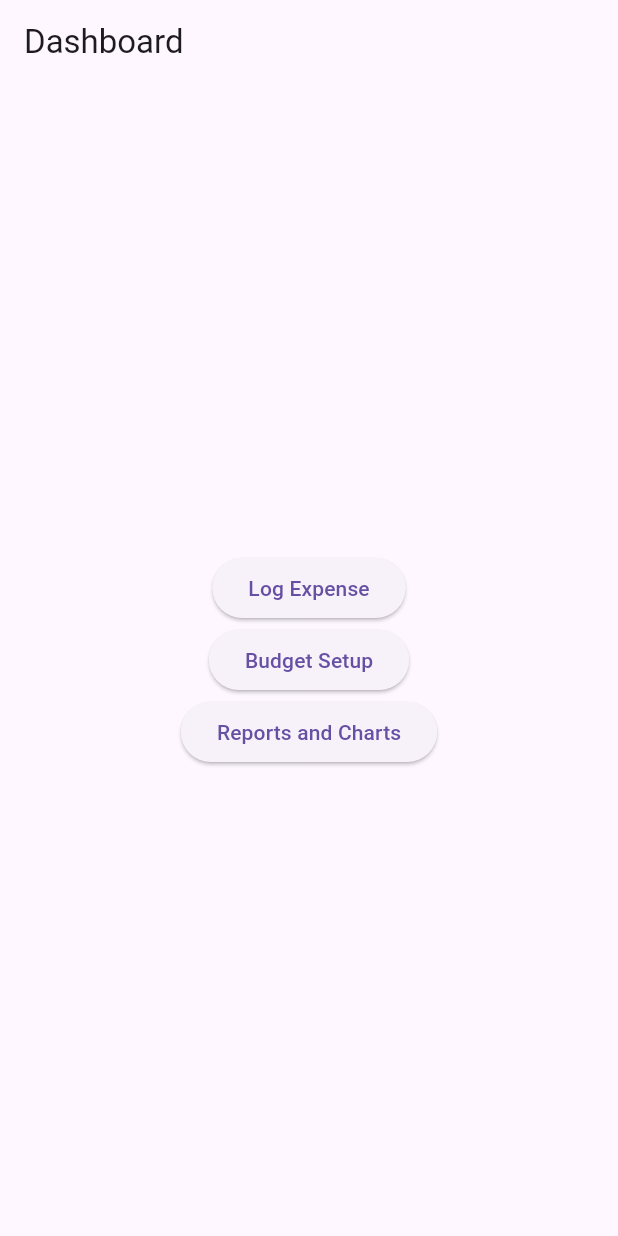
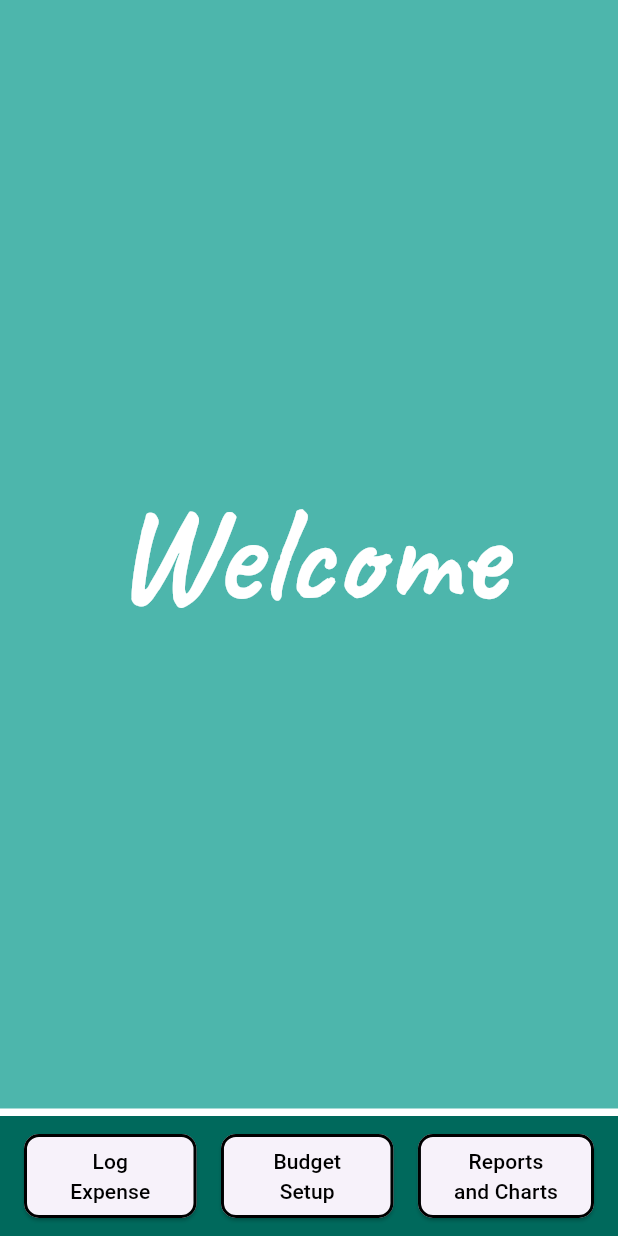
Before and after one commit to CSC4360Spring2024/Project1, a Flutter app: the screen it shows after launch, on a phone screen of 412 x 824 dp. Run offline on Flutter 3.47's test engine with Material 3 defaults, Android fonts, the phone set to English and light mode, and no system bars; our stand-ins replace charts_flutter, google_fonts, sqflite; accounts and stored records are empty.

Commit message:
This is the Dashboard UI

```diff
--- a/lib/screens/dashboard.dart
+++ b/lib/screens/dashboard.dart
@@ -1,31 +1,103 @@
 import 'package:flutter/material.dart';
 import '../controllers/dashboard_controller.dart';
+import 'package:google_fonts/google_fonts.dart';
 
 class Dashboard extends StatelessWidget {
   @override
   Widget build(BuildContext context) {
+    final double buttonHeight = 60;
+    final double buttonWidth = 115;
     return Scaffold(
-      appBar: AppBar(
-        title: Text('Dashboard'),
-      ),
+      backgroundColor: Colors.teal[300],
       body: Center(
         child: Column(
           mainAxisAlignment: MainAxisAlignment.center,
           children: <Widget>[
+            Text(
+              "Welcome",
+              style: GoogleFonts.caveat(
+                color: Colors.white,
+                fontSize: 90,
+                fontWeight: FontWeight.bold,
+              ),
+            ),
+          ],
+        ),
+      ),
+
+      bottomNavigationBar: Container(
+        decoration: BoxDecoration(
+          border: Border(
+            top: BorderSide(width: 5.0, color: Colors.white),
+          ),
+        ),
+        child: BottomAppBar(
+          color: Colors.teal[800],
+          child: Row(
+            mainAxisAlignment: MainAxisAlignment.spaceBetween,
+            children: <Widget>[
               ElevatedButton(
-              child: Text('Log Expense'),
+                style: ElevatedButton.styleFrom(
+                  minimumSize: Size(buttonWidth, buttonHeight),
+                  shape: RoundedRectangleBorder(
+                    borderRadius: BorderRadius.circular(10.0),
+                  ),
+                  side: const BorderSide(
+                    width: 2.0,
+                    color: Colors.black, // Adjust the color as needed
+                  ),
+                ),
+                child: Text(
+                  'Log\nExpense',
+                  textAlign: TextAlign.center,
+                  style: GoogleFonts.asapCondensed(
+                    color: Colors.black,
+                  ),
+                ),
                 onPressed: () {
                   DashboardController.navigateToExpenseEntry(context);
                 },
               ),
               ElevatedButton(
-              child: Text('Budget Setup'),
+                style: ElevatedButton.styleFrom(
+                  minimumSize: Size(buttonWidth, buttonHeight),
+                  shape: RoundedRectangleBorder(
+                    borderRadius: BorderRadius.circular(10.0),
+                  ),
+                  side: const BorderSide(
+                    width: 2.0,
+                    color: Colors.black, // Adjust the color as needed
+                  ),
+                ),
+                child: Text(
+                  'Budget\nSetup',
+                  textAlign: TextAlign.center,
+                  style: GoogleFonts.asapCondensed(
+                    color: Colors.black,
+                  ),
+                ),
                 onPressed: () {
                   DashboardController.navigateToBudgetSetup(context);
                 },
               ),
               ElevatedButton(
-              child: Text('Reports and Charts'),
+                style: ElevatedButton.styleFrom(
+                  minimumSize: Size(buttonWidth, buttonHeight),
+                  shape: RoundedRectangleBorder(
+                    borderRadius: BorderRadius.circular(10.0),
+                  ),
+                  side: const BorderSide(
+                    width: 2.0,
+                    color: Colors.black, // Adjust the color as needed
+                  ),
+                ),
+                child: Text(
+                  'Reports\nand Charts',
+                  textAlign: TextAlign.center,
+                  style: GoogleFonts.asapCondensed(
+                    color: Colors.black,
+                  ),
+                ),
                 onPressed: () {
                   DashboardController.navigateToReportsAndCharts(context);
                 },
@@ -33,6 +105,7 @@ class Dashboard extends StatelessWidget {
             ],
           ),
         ),
+      ),
     );
   }
 }
--- a/pubspec.yaml
+++ b/pubspec.yaml
@@ -35,6 +35,8 @@ dependencies:
   path: ^1.8.2
   intl: ^0.17.0
   charts_flutter: ^0.12.0
+  google_fonts: ^6.2.0
+
   # The following adds the Cupertino Icons font to your application.
   # Use with the CupertinoIcons class for iOS style icons.
   cupertino_icons: ^1.0.2
```
Also changed, not shown: pubspec.lock, 1 other file. Lines whose indentation alone changed are shown as unchanged.
